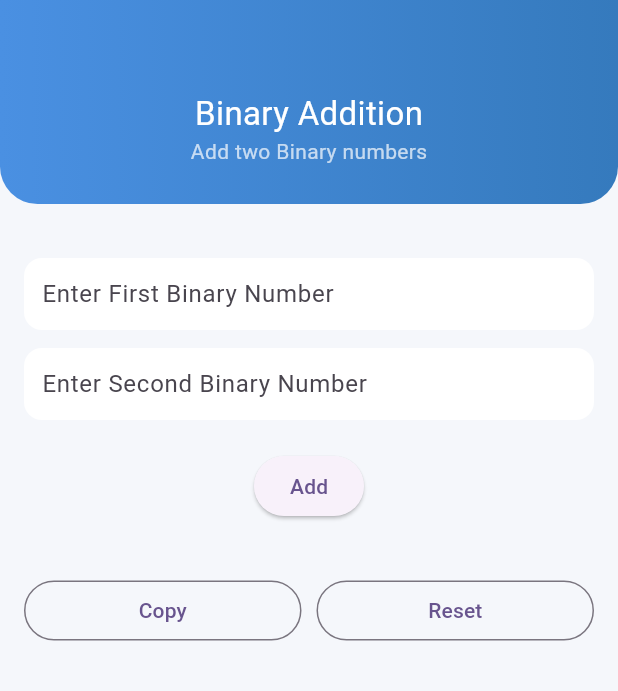
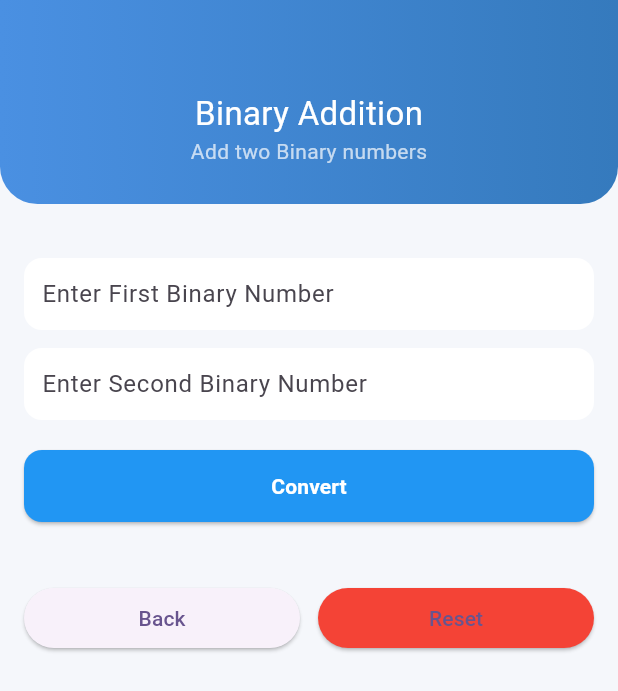
Before and after one commit to sakib2107/Number_System_App, a Flutter app: the screen it shows after launch, after a tap on "Binary Addition", on a phone screen of 412 x 824 dp. Shown: the top 691 px of the screen. Run offline on Flutter 3.47's test engine with Material 3 defaults, Android fonts, the phone set to English and light mode, and no system bars.

Commit message:
Binary addition add

```diff
--- a/lib/presentation/provider/binary_addition_provider.dart
+++ b/lib/presentation/provider/binary_addition_provider.dart
@@ -17,7 +17,7 @@ class BinaryStateProvider extends ChangeNotifier {
     second = value;
   }
 
-  void calculate() {
+  void BinaryAdd() {
     if (!isBinary(first) || !isBinary(second)) {
       result = "Invalid input";
     } else {
--- a/lib/presentation/screens/binary_addition_screen.dart
+++ b/lib/presentation/screens/binary_addition_screen.dart
@@ -2,20 +2,38 @@ import 'package:flutter/material.dart';
 import 'package:provider/provider.dart';
 import '../provider/binary_addition_provider.dart';
 
-class BinaryAdditionScreen extends StatelessWidget {
+class BinaryAdditionScreen extends StatefulWidget {
+  const BinaryAdditionScreen({super.key});
+
+  @override
+  State<BinaryAdditionScreen> createState() =>
+      _BinaryAdditionScreenState();
+}
+
+class _BinaryAdditionScreenState extends State<BinaryAdditionScreen> {
+  final TextEditingController firstController = TextEditingController();
+  final TextEditingController secondController = TextEditingController();
+
+  @override
+  void dispose() {
+    firstController.dispose();
+    secondController.dispose();
+    super.dispose();
+  }
+
   @override
   Widget build(BuildContext context) {
     final provider = Provider.of<BinaryStateProvider>(context);
 
     return Scaffold(
-      backgroundColor: Color(0xffF5F7FB),
+      backgroundColor: const Color(0xffF5F7FB),
       body: Column(
         children: [
-          // 🔵 Header (same as before)
+          // 🔵 Header
           Container(
             width: double.infinity,
-            padding: EdgeInsets.only(top: 60, bottom: 25),
-            decoration: BoxDecoration(
+            padding: const EdgeInsets.only(top: 60, bottom: 25),
+            decoration: const BoxDecoration(
               gradient: LinearGradient(
                 colors: [Color(0xff4A90E2), Color(0xff357ABD)],
               ),
@@ -24,92 +42,146 @@ class BinaryAdditionScreen extends StatelessWidget {
                 bottomRight: Radius.circular(25),
               ),
             ),
-            child: Column(
+            child: const Column(
               children: [
-                Text("Binary Addition",
-                    style: TextStyle(color: Colors.white, fontSize: 22)),
-                Text("Add two Binary numbers",
-                    style: TextStyle(color: Colors.white70)),
+                Text(
+                  "Binary Addition",
+                  style: TextStyle(color: Colors.white, fontSize: 22),
+                ),
+                Text(
+                  "Add two Binary numbers",
+                  style: TextStyle(color: Colors.white70),
+                ),
               ],
             ),
           ),
 
-          SizedBox(height: 20),
+          const SizedBox(height: 20),
 
           Padding(
-            padding: EdgeInsets.all(16),
+            padding: const EdgeInsets.all(16),
             child: Column(
               children: [
-                buildInput("Enter First Binary Number",
-                        (val) => provider.setFirst(val)),
-                SizedBox(height: 12),
-                buildInput("Enter Second Binary Number",
-                        (val) => provider.setSecond(val)),
+                buildInput(
+                  controller: firstController,
+                  hint: "Enter First Binary Number",
+                  onChanged: (val) => provider.setFirst(val),
+                ),
+                const SizedBox(height: 12),
 
-                SizedBox(height: 20),
-
-                ElevatedButton(
-                  onPressed: provider.calculate,
-                  child: Text("Add"),
+                buildInput(
+                  controller: secondController,
+                  hint: "Enter Second Binary Number",
+                  onChanged: (val) => provider.setSecond(val),
                 ),
 
-                SizedBox(height: 20),
+                const SizedBox(height: 20),
 
+                // 🔵 Calculate Button
+                SizedBox(
+                  width: double.infinity,
+                  child: ElevatedButton(
+                    style: ElevatedButton.styleFrom(
+                      backgroundColor: Colors.blue,
+                      padding:
+                      const EdgeInsets.symmetric(vertical: 14),
+                      shape: RoundedRectangleBorder(
+                        borderRadius: BorderRadius.circular(12),
+                      ),
+                    ),
+                    onPressed: () {
+                      provider.BinaryAdd();
+                    },
+                    child: const Text(
+                      "Convert",
+                      style: TextStyle(
+                        color: Colors.white,
+                        fontWeight: FontWeight.w700,
+                      ),
+                    ),
+                  ),
+                ),
+
+                const SizedBox(height: 20),
+
+                // 🔵 Result Box
                 if (provider.result.isNotEmpty)
                   Container(
-                    padding: EdgeInsets.all(16),
+                    width: double.infinity,
+                    padding: const EdgeInsets.all(16),
                     decoration: BoxDecoration(
                       color: Colors.grey.shade200,
                       borderRadius: BorderRadius.circular(12),
                     ),
                     child: Column(
                       children: [
-                        Text(provider.result,
-                            style: TextStyle(
-                                fontSize: 24,
-                                fontWeight: FontWeight.bold)),
-                        Text("Binary Result"),
+                        Text(
+                          provider.result,
+                          style: const TextStyle(
+                            fontSize: 24,
+                            fontWeight: FontWeight.bold,
+                          ),
+                        ),
+                        const Text("Binary Result"),
                       ],
                     ),
                   ),
 
-                SizedBox(height: 15),
+                const SizedBox(height: 20),
 
+                // 🔵 Buttons Row
                 Row(
                   children: [
+                    // 🔙 Back Button
                     Expanded(
-                      child: OutlinedButton(
+                      child: ElevatedButton(
                         onPressed: () {
-                          // copy logic
+                          Navigator.pop(context);
                         },
-                        child: Text("Copy"),
+                        child: const Text("Back"),
                       ),
                     ),
-                    SizedBox(width: 10),
+
+                    const SizedBox(width: 12),
+
+                    // 🔄 Reset Button
                     Expanded(
-                      child: OutlinedButton(
-                        onPressed: provider.reset,
-                        child: Text("Reset"),
+                      child: ElevatedButton(
+                        style: ElevatedButton.styleFrom(
+                          backgroundColor: Colors.red,
+                        ),
+                        onPressed: () {
+                          firstController.clear();
+                          secondController.clear();
+                          provider.reset();
+                        },
+                        child: const Text("Reset"),
                       ),
                     ),
                   ],
                 ),
               ],
             ),
-          )
+          ),
         ],
       ),
     );
   }
 
-  Widget buildInput(String hint, Function(String) onChanged) {
+  // 🔵 Input Field Widget
+  Widget buildInput({
+    required TextEditingController controller,
+    required String hint,
+    required Function(String) onChanged,
+  }) {
     return Container(
-      padding: EdgeInsets.symmetric(horizontal: 12),
+      padding: const EdgeInsets.symmetric(horizontal: 12),
       decoration: BoxDecoration(
         color: Colors.white,
         borderRadius: BorderRadius.circular(12),
       ),
       child: TextField(
+        controller: controller,
         onChanged: onChanged,
         keyboardType: TextInputType.number,
         decoration: InputDecoration(
```
